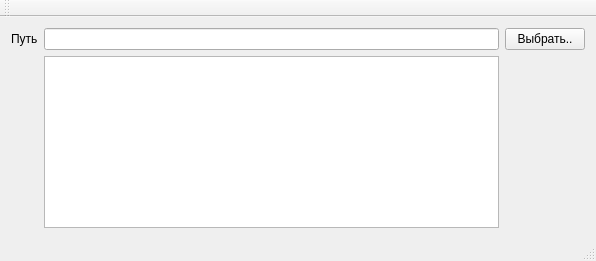
NoviceF/QtFilesystemTreeBuilder, file mainwindow.ui: the form before one commit.
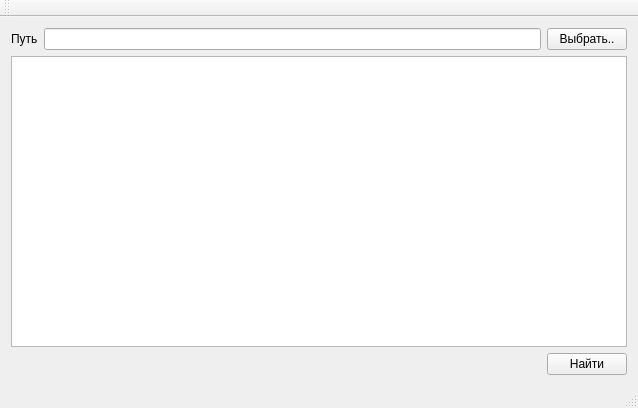
The form after the commit.

Commit message: * дизайн формы

Patch:
```diff
--- a/mainwindow.ui
+++ b/mainwindow.ui
@@ -6,8 +6,8 @@
    <rect>
     <x>0</x>
     <y>0</y>
-    <width>596</width>
-    <height>261</height>
+    <width>638</width>
+    <height>408</height>
    </rect>
   </property>
   <property name="windowTitle">
@@ -32,7 +32,14 @@
       </property>
      </widget>
     </item>
-    <item row="1" column="1">
+    <item row="3" column="2">
+     <widget class="QPushButton" name="pushButton_2">
+      <property name="text">
+       <string>Найти</string>
+      </property>
+     </widget>
+    </item>
+    <item row="2" column="0" colspan="3">
      <widget class="QTableView" name="tableView"/>
     </item>
    </layout>
```
Left out of the diff: 2 changed lines with no effect on the pictures.
